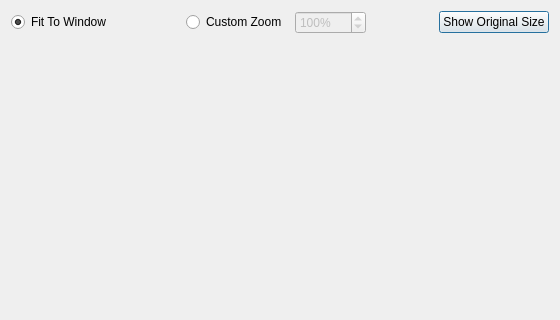
Before: the Qt Designer form scribus/plugins/picbrowser/imagedialog.ui in scribusproject/scribus, drawn with Qt 5; both pictures show x 0 to 560 and y 0 to 320 of the 560 by 517 pixel window.
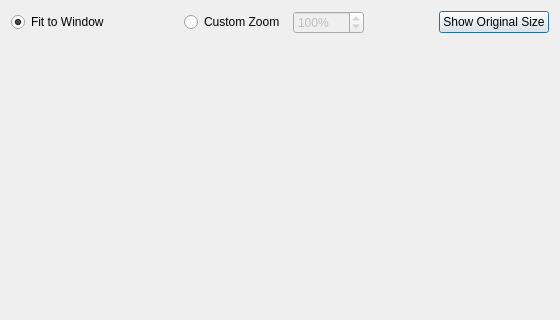
After: the same form once the commit is applied.

```diff
--- a/scribus/plugins/picbrowser/imagedialog.ui
+++ b/scribus/plugins/picbrowser/imagedialog.ui
@@ -21,7 +21,7 @@
      <item>
       <widget class="QRadioButton" name="fitToWindowRadiobutton" >
        <property name="text" >
-        <string>Fit To Window</string>
+        <string>Fit to Window</string>
        </property>
        <property name="checked" >
         <bool>true</bool>
```
Left out of the diff: 4 changed lines with no effect on the pictures.
